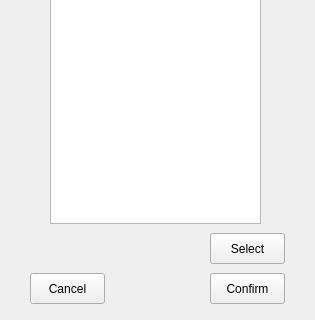
Above: CS1D-Basketball-master/Basketball/confirmdetroit.ui from moetaei/CS1D-Basketball before the change; both pictures show x 0 to 315 and y 217 to 537 of the 315 by 537 pixel window. Below: the same form after it.
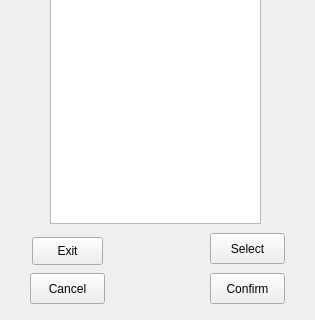
That is the form after the change.

What changed in the file:
```diff
--- a/CS1D-Basketball-master/Basketball/confirmdetroit.ui
+++ b/CS1D-Basketball-master/Basketball/confirmdetroit.ui
@@ -174,6 +174,19 @@
     <string>Select</string>
    </property>
   </widget>
+  <widget class="QPushButton" name="exitButton">
+   <property name="geometry">
+    <rect>
+     <x>32</x>
+     <y>454</y>
+     <width>71</width>
+     <height>28</height>
+    </rect>
+   </property>
+   <property name="text">
+    <string>Exit</string>
+   </property>
+  </widget>
  </widget>
  <resources/>
  <connections/>
```
Left out of the diff: 19 changed lines with no effect on the pictures.
